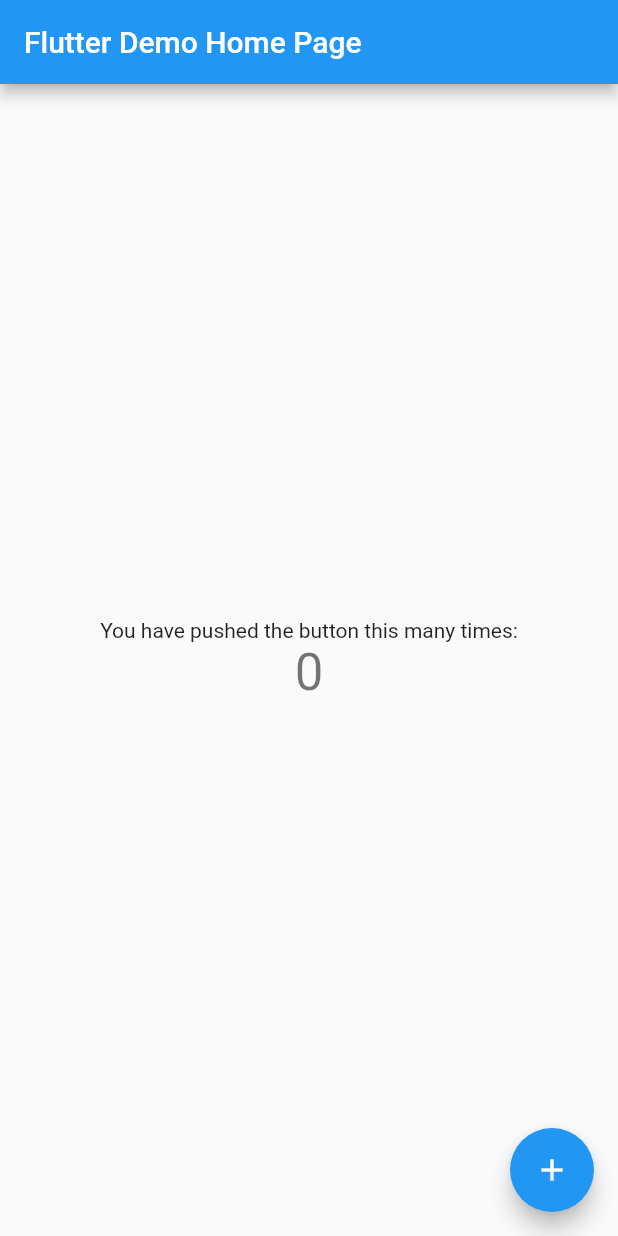
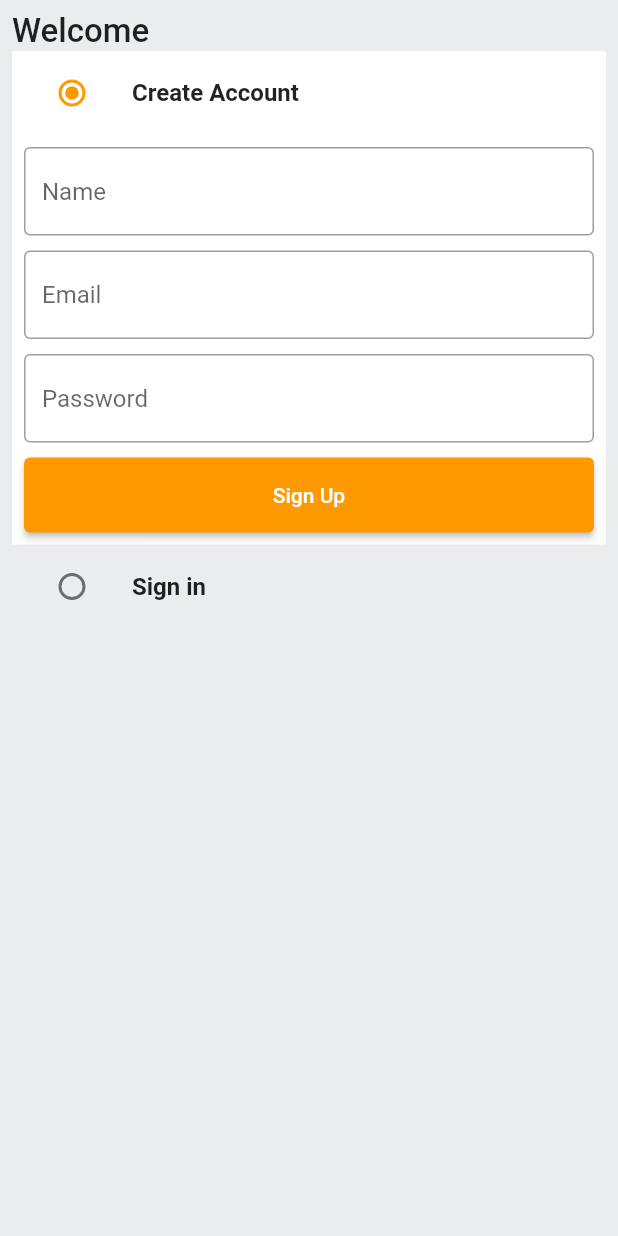
Before and after one commit to abhijeets94/amazon-clone, a Flutter app: the screen it shows after launch, on a phone screen of 412 x 824 dp. Run offline on Flutter 3.47's test engine with Material 2 defaults, Android fonts, the phone set to English and light mode, and no system bars.

Commit message:
node js api added, button added

```diff
--- /dev/null
+++ b/amazon_clone/lib/common/widgets/custom_button.dart
@@ -0,0 +1,18 @@
+import 'package:flutter/material.dart';
+
+class CustomButton extends StatelessWidget {
+  final String text;
+  final VoidCallback onTap;
+  const CustomButton({Key? key, required this.text, required this.onTap})
+      : super(key: key);
+
+  @override
+  Widget build(BuildContext context) {
+    return ElevatedButton(
+      onPressed: onTap,
+      child: Text(text),
+      style: ElevatedButton.styleFrom(
+          minimumSize: const Size(double.infinity, 50)),
+    );
+  }
+}
--- /dev/null
+++ b/amazon_clone/lib/common/widgets/custom_text_field.dart
@@ -0,0 +1,40 @@
+import 'package:flutter/material.dart';
+import 'package:flutter/src/foundation/key.dart';
+import 'package:flutter/src/widgets/framework.dart';
+
+class CustomTextField extends StatelessWidget {
+  final TextEditingController controller;
+  final String? hintText;
+  final bool obscureText;
+  final TextInputType? textInputType;
+  const CustomTextField(
+      {Key? key,
+      required this.controller,
+      this.hintText,
+      this.obscureText = false,
+      this.textInputType})
+      : super(key: key);
+
+  @override
+  Widget build(BuildContext context) {
+    return TextFormField(
+      controller: controller,
+      decoration: InputDecoration(
+        hintText: hintText,
+        border: const OutlineInputBorder(
+          borderSide: BorderSide(
+            color: Colors.black38,
+          ),
+        ),
+        enabledBorder: const OutlineInputBorder(
+          borderSide: BorderSide(
+            color: Colors.black38,
+          ),
+        ),
+      ),
+      obscureText: obscureText,
+      keyboardType: textInputType,
+      validator: (val) {},
+    );
+  }
+}
--- /dev/null
+++ b/amazon_clone/lib/constants/global_variable.dart
@@ -0,0 +1,52 @@
+import 'package:flutter/material.dart';
+
+String uri = 'http://<yourip>:3000';
+
+class GlobalVariables {
+  // COLORS
+  static const appBarGradient = LinearGradient(
+    colors: [
+      Color.fromARGB(255, 29, 201, 192),
+      Color.fromARGB(255, 125, 221, 216),
+    ],
+    stops: [0.5, 1.0],
+  );
+
+  static const secondaryColor = Color.fromRGBO(255, 153, 0, 1);
+  static const backgroundColor = Colors.white;
+  static const Color greyBackgroundCOlor = Color(0xffebecee);
+  static var selectedNavBarColor = Colors.cyan[800]!;
+  static const unselectedNavBarColor = Colors.black87;
+
+  // STATIC IMAGES
+  static const List<String> carouselImages = [
+    'https://images-eu.ssl-images-amazon.com/images/G/31/img21/Wireless/WLA/TS/D37847648_Accessories_savingdays_Jan22_Cat_PC_1500.jpg',
+    'https://images-eu.ssl-images-amazon.com/images/G/31/img2021/Vday/bwl/English.jpg',
+    'https://images-eu.ssl-images-amazon.com/images/G/31/img22/Wireless/AdvantagePrime/BAU/14thJan/D37196025_IN_WL_AdvantageJustforPrime_Jan_Mob_ingress-banner_1242x450.jpg',
+    'https://images-na.ssl-images-amazon.com/images/G/31/Symbol/2020/00NEW/1242_450Banners/PL31_copy._CB432483346_.jpg',
+    'https://images-na.ssl-images-amazon.com/images/G/31/img21/shoes/September/SSW/pc-header._CB641971330_.jpg',
+  ];
+
+  static const List<Map<String, String>> categoryImages = [
+    {
+      'title': 'Mobiles',
+      'image': 'assets/images/mobiles.jpeg',
+    },
+    {
+      'title': 'Essentials',
+      'image': 'assets/images/essentials.jpeg',
+    },
+    {
+      'title': 'Appliances',
+      'image': 'assets/images/appliances.jpeg',
+    },
+    {
+      'title': 'Books',
+      'image': 'assets/images/books.jpeg',
+    },
+    {
+      'title': 'Fashion',
+      'image': 'assets/images/fashion.jpeg',
+    },
+  ];
+}
--- /dev/null
+++ b/amazon_clone/lib/features/auth/screens/auth_screen.dart
@@ -0,0 +1,184 @@
+import 'package:amazon_clone/common/widgets/custom_button.dart';
+import 'package:amazon_clone/common/widgets/custom_text_field.dart';
+import 'package:amazon_clone/constants/global_variable.dart';
+import 'package:flutter/material.dart';
+import 'package:flutter/src/foundation/key.dart';
+import 'package:flutter/src/widgets/framework.dart';
+
+enum Auth {
+  signIn,
+  signUp,
+}
+
+class AuthScreen extends StatefulWidget {
+  static const String routeName = 'auth-screen';
+  const AuthScreen({Key? key}) : super(key: key);
+
+  @override
+  State<AuthScreen> createState() => _AuthScreenState();
+}
+
+class _AuthScreenState extends State<AuthScreen> {
+  Auth _auth = Auth.signUp;
+  final _signUpFormKey = GlobalKey<FormState>();
+  final _signInFormKey = GlobalKey<FormState>();
+
+  final TextEditingController _emailController = TextEditingController();
+  final TextEditingController _passwordController = TextEditingController();
+  final TextEditingController _nameController = TextEditingController();
+
+  @override
+  void dispose() {
+    super.dispose();
+    _emailController.dispose();
+    _nameController.dispose();
+    _passwordController.dispose();
+  }
+
+  @override
+  Widget build(BuildContext context) {
+    return Scaffold(
+      backgroundColor: GlobalVariables.greyBackgroundCOlor,
+      body: SafeArea(
+        child: Padding(
+          padding: const EdgeInsets.all(8),
+          child: Column(
+            crossAxisAlignment: CrossAxisAlignment.start,
+            children: [
+              const Text(
+                "Welcome",
+                style: TextStyle(fontSize: 22, fontWeight: FontWeight.w500),
+              ),
+              //Radio button sign up
+
+              ListTile(
+                tileColor: _auth == Auth.signUp
+                    ? GlobalVariables.backgroundColor
+                    : GlobalVariables.greyBackgroundCOlor,
+                title: const Text(
+                  "Create Account",
+                  style: TextStyle(
+                    fontWeight: FontWeight.bold,
+                  ),
+                ),
+                leading: Radio(
+                    activeColor: GlobalVariables.secondaryColor,
+                    value: Auth.signUp,
+                    groupValue: _auth,
+                    onChanged: (Auth? val) {
+                      setState(() {
+                        _auth = val!;
+                      });
+                    }),
+              ),
+
+              if (_auth == Auth.signUp)
+                Form(
+                  key: _signUpFormKey,
+                  child: Container(
+                    color: Colors.white,
+                    padding: const EdgeInsets.all(8.0),
+                    child: Column(
+                      children: [
+                        CustomTextField(
+                          controller: _nameController,
+                          hintText: "Name",
+                          textInputType: TextInputType.name,
+                        ),
+                        const SizedBox(
+                          height: 10,
+                        ),
+                        CustomTextField(
+                          controller: _emailController,
+                          hintText: "Email",
+                          textInputType: TextInputType.emailAddress,
+                        ),
+                        const SizedBox(
+                          height: 10,
+                        ),
+                        CustomTextField(
+                          controller: _passwordController,
+                          hintText: "Password",
+                          obscureText: true,
+                          textInputType: TextInputType.visiblePassword,
+                        ),
+                        const SizedBox(
+                          height: 10,
+                        ),
+                        CustomButton(
+                            text: "Sign Up",
+                            onTap: () {
+                              debugPrint("");
+                            }),
+                      ],
+                    ),
+                  ),
+                ),
+
+              //Radio button sign in
+              ListTile(
+                title: const Text(
+                  "Sign in",
+                  style: TextStyle(
+                    fontWeight: FontWeight.bold,
+                  ),
+                ),
+                leading: Radio(
+                    activeColor: GlobalVariables.secondaryColor,
+                    value: Auth.signIn,
+                    groupValue: _auth,
+                    onChanged: (Auth? val) {
+                      setState(() {
+                        _auth = val!;
+                      });
+                    }),
+              ),
+              if (_auth == Auth.signIn)
+                Form(
+                  key: _signUpFormKey,
+                  child: Container(
+                    color: Colors.white,
+                    padding: const EdgeInsets.all(8.0),
+                    child: Column(
+                      children: [
+                        // CustomTextField(
+                        //   controller: _nameController,
+                        //   hintText: "Name",
+                        //   textInputType: TextInputType.name,
+                        // ),
+                        // const SizedBox(
+                        //   height: 10,
+                        // ),
+                        CustomTextField(
+                          controller: _emailController,
+                          hintText: "Email",
+                          textInputType: TextInputType.emailAddress,
+                        ),
+                        const SizedBox(
+                          height: 10,
+                        ),
+                        CustomTextField(
+                          controller: _passwordController,
+                          hintText: "Password",
+                          obscureText: true,
+                          textInputType: TextInputType.visiblePassword,
+                        ),
+                        const SizedBox(
+                          height: 10,
+                        ),
+                        CustomButton(
+                            text: "Sign In",
+                            onTap: () {
+                              debugPrint("Login");
+                            }),
+                      ],
+                    ),
+                  ),
+                ),
+            ],
+          ),
+        ),
+      ),
+    );
+  }
+}
--- a/amazon_clone/lib/main.dart
+++ b/amazon_clone/lib/main.dart
@@ -1,3 +1,6 @@
+import 'package:amazon_clone/constants/global_variable.dart';
+import 'package:amazon_clone/features/auth/screens/auth_screen.dart';
+import 'package:amazon_clone/router.dart';
 import 'package:flutter/material.dart';
 
 void main() {
@@ -11,105 +14,21 @@ class MyApp extends StatelessWidget {
   @override
   Widget build(BuildContext context) {
     return MaterialApp(
-      title: 'Flutter Demo',
+      title: 'Amazon Clone',
       theme: ThemeData(
-        // This is the theme of your application.
-        //
-        // Try running your application with "flutter run". You'll see the
-        // application has a blue toolbar. Then, without quitting the app, try
-        // changing the primarySwatch below to Colors.green and then invoke
-        // "hot reload" (press "r" in the console where you ran "flutter run",
-        // or simply save your changes to "hot reload" in a Flutter IDE).
-        // Notice that the counter didn't reset back to zero; the application
-        // is not restarted.
-        primarySwatch: Colors.blue,
-      ),
-      home: const MyHomePage(title: 'Flutter Demo Home Page'),
+          primarySwatch: Colors.blue,
+          scaffoldBackgroundColor: GlobalVariables.backgroundColor,
+          colorScheme: ColorScheme.light(
+            primary: GlobalVariables.secondaryColor,
+          ),
+          appBarTheme: const AppBarTheme(
+            elevation: 0,
+            iconTheme: IconThemeData(
+              color: Colors.black,
+            ),
+          )),
+      onGenerateRoute: ((settings) => generateRoute(settings)),
+      home: AuthScreen(),
     );
   }
 }
-
-class MyHomePage extends StatefulWidget {
-  const MyHomePage({Key? key, required this.title}) : super(key: key);
-
-  // This widget is the home page of your application. It is stateful, meaning
-  // that it has a State object (defined below) that contains fields that affect
-  // how it looks.
-
-  // This class is the configuration for the state. It holds the values (in this
-  // case the title) provided by the parent (in this case the App widget) and
-  // used by the build method of the State. Fields in a Widget subclass are
-  // always marked "final".
-
-  final String title;
-
-  @override
-  State<MyHomePage> createState() => _MyHomePageState();
-}
-
-class _MyHomePageState extends State<MyHomePage> {
-  int _counter = 0;
-
-  void _incrementCounter() {
-    setState(() {
-      // This call to setState tells the Flutter framework that something has
-      // changed in this State, which causes it to rerun the build method below
-      // so that the display can reflect the updated values. If we changed
-      // _counter without calling setState(), then the build method would not be
-      // called again, and so nothing would appear to happen.
-      _counter++;
-    });
-  }
-
-  @override
-  Widget build(BuildContext context) {
-    // This method is rerun every time setState is called, for instance as done
-    // by the _incrementCounter method above.
-    //
-    // The Flutter framework has been optimized to make rerunning build methods
-    // fast, so that you can just rebuild anything that needs updating rather
-    // than having to individually change instances of widgets.
-    return Scaffold(
-      appBar: AppBar(
-        // Here we take the value from the MyHomePage object that was created by
-        // the App.build method, and use it to set our appbar title.
-        title: Text(widget.title),
-      ),
-      body: Center(
-        // Center is a layout widget. It takes a single child and positions it
-        // in the middle of the parent.
-        child: Column(
-          // Column is also a layout widget. It takes a list of children and
-          // arranges them vertically. By default, it sizes itself to fit its
-          // children horizontally, and tries to be as tall as its parent.
-          //
-          // Invoke "debug painting" (press "p" in the console, choose the
-          // "Toggle Debug Paint" action from the Flutter Inspector in Android
-          // Studio, or the "Toggle Debug Paint" command in Visual Studio Code)
-          // to see the wireframe for each widget.
-          //
-          // Column has various properties to control how it sizes itself and
-          // how it positions its children. Here we use mainAxisAlignment to
-          // center the children vertically; the main axis here is the vertical
-          // axis because Columns are vertical (the cross axis would be
-          // horizontal).
-          mainAxisAlignment: MainAxisAlignment.center,
-          children: <Widget>[
-            const Text(
-              'You have pushed the button this many times:',
-            ),
-            Text(
-              '$_counter',
-              style: Theme.of(context).textTheme.headline4,
-            ),
-          ],
-        ),
-      ),
-      floatingActionButton: FloatingActionButton(
-        onPressed: _incrementCounter,
-        tooltip: 'Increment',
-        child: const Icon(Icons.add),
-      ), // This trailing comma makes auto-formatting nicer for build methods.
-    );
-  }
-}
```
Also changed, not shown: amazon_clone/lib/router.dart (added, +17 -0 lines), 5 other files.
